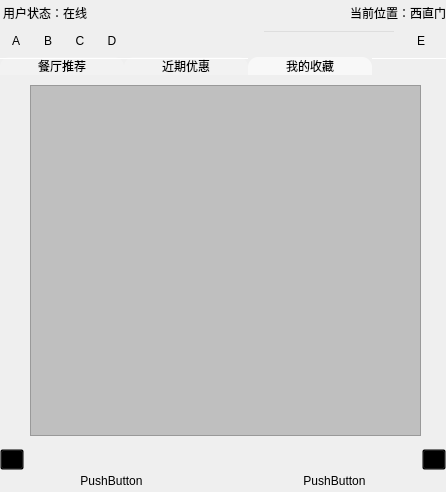
Above: deliciousClient/mainwindow.ui from gaoxiaojun/delicacymap before the change. Below: the same form after it.
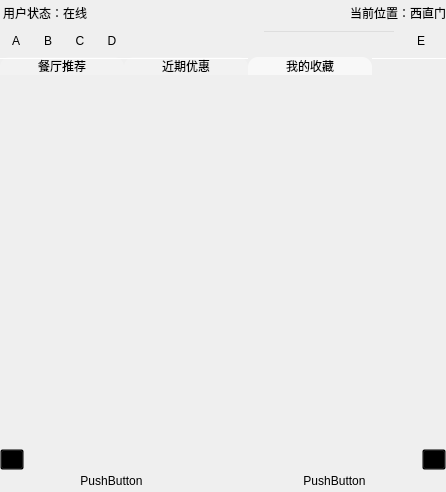
That is the form after the change. The open tabs and pages were chosen to show the change. Icons and pictures are not drawn.

The edit to the form file:
```diff
--- a/deliciousClient/mainwindow.ui
+++ b/deliciousClient/mainwindow.ui
@@ -354,25 +354,6 @@
            <attribute name="title">
             <string>我的收藏</string>
            </attribute>
-           <widget class="QFrame" name="frame">
-            <property name="geometry">
-             <rect>
-              <x>30</x>
-              <y>10</y>
-              <width>391</width>
-              <height>351</height>
-             </rect>
-            </property>
-            <property name="styleSheet">
-             <string notr="true">background-image: url();background-color: rgba(0, 0, 0,20%);</string>
-            </property>
-            <property name="frameShape">
-             <enum>QFrame::StyledPanel</enum>
-            </property>
-            <property name="frameShadow">
-             <enum>QFrame::Raised</enum>
-            </property>
-           </widget>
           </widget>
          </widget>
         </item>
```
Left out of the diff: 14 changed lines with no effect on the pictures.
